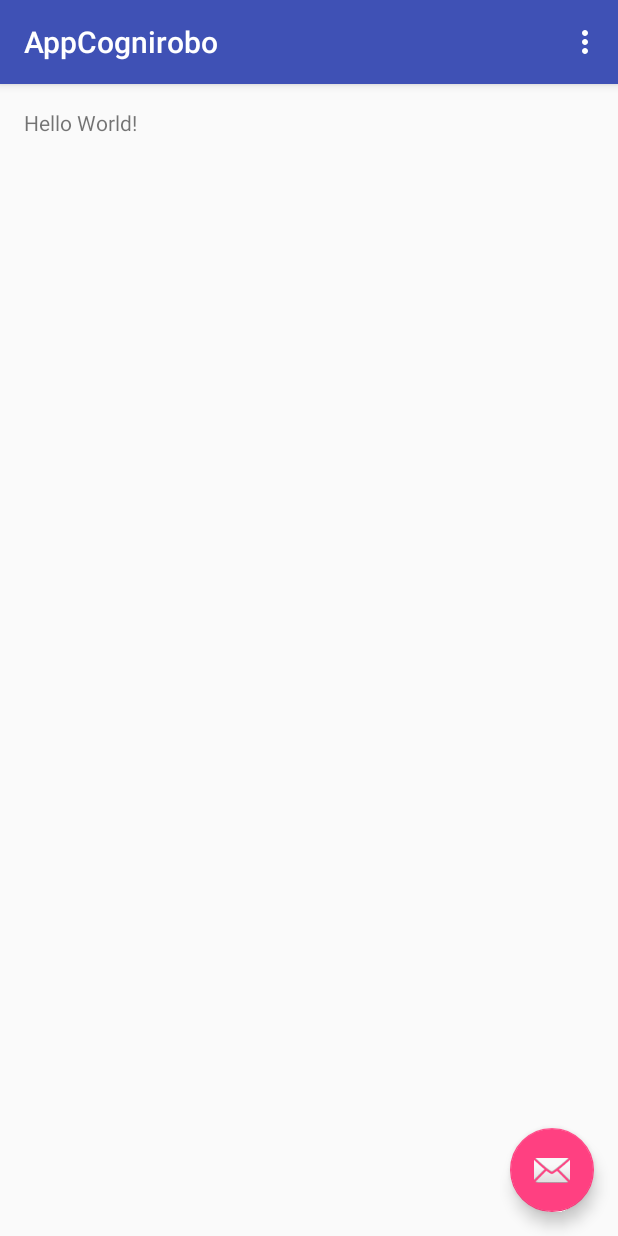
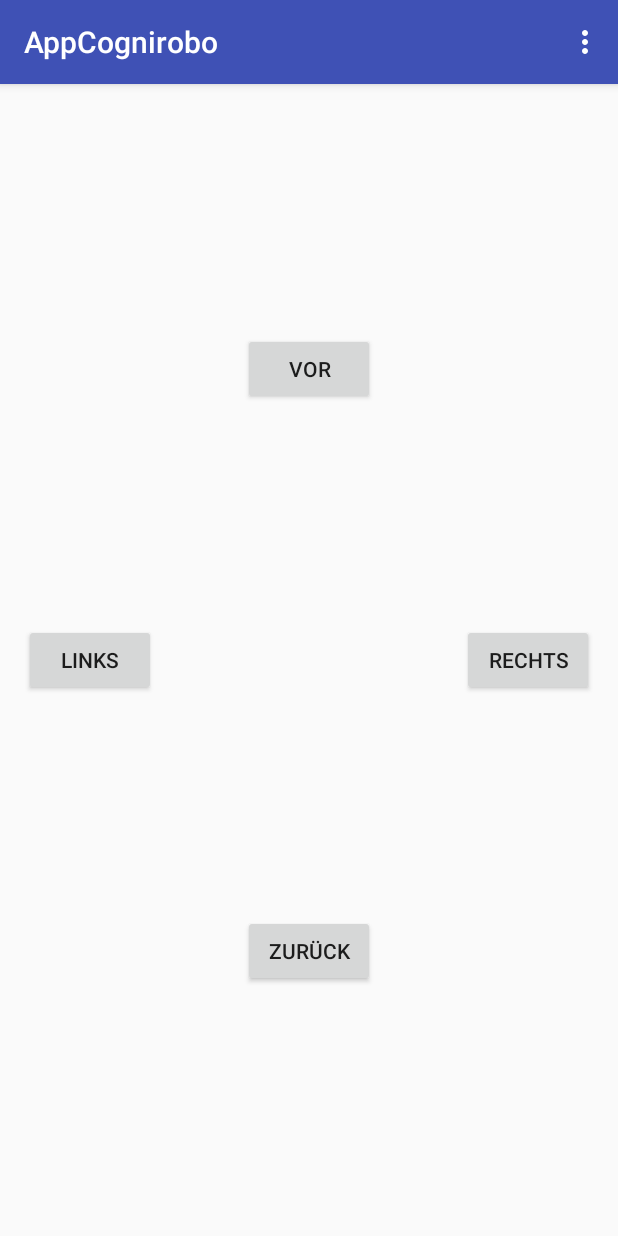
Before and after one commit to Cognirobo/robotron, an Android app: the screen it shows after launch (MainActivity), on a phone screen of 412 x 824 dp. Run offline under Robolectric (Android 15) with nearby library versions, the phone set to English and light mode, and no system bars.

Commit message:
four buttons to the app

```diff
--- a/src/app/AppCognirobo/app/src/main/java/com/robotik/appcognirobo/MainActivity.java
+++ b/src/app/AppCognirobo/app/src/main/java/com/robotik/appcognirobo/MainActivity.java
@@ -1,13 +1,13 @@
 package com.robotik.appcognirobo;
 
 import android.os.Bundle;
-import android.support.design.widget.FloatingActionButton;
 import android.support.design.widget.Snackbar;
 import android.support.v7.app.AppCompatActivity;
 import android.support.v7.widget.Toolbar;
 import android.view.View;
 import android.view.Menu;
 import android.view.MenuItem;
+import android.widget.Button;
 
 public class MainActivity extends AppCompatActivity {
 
@@ -18,11 +18,35 @@ public class MainActivity extends AppCompatActivity {
         Toolbar toolbar = (Toolbar) findViewById(R.id.toolbar);
         setSupportActionBar(toolbar);
 
-        FloatingActionButton fab = (FloatingActionButton) findViewById(R.id.fab);
-        fab.setOnClickListener(new View.OnClickListener() {
+        Button forward = (Button) findViewById(R.id.btnForward);
+        forward.setOnClickListener(new View.OnClickListener() {
             @Override
             public void onClick(View view) {
-                Snackbar.make(view, "Replace with your own action", Snackbar.LENGTH_LONG)
+                Snackbar.make(view, "Forward", Snackbar.LENGTH_LONG)
+                        .setAction("Action", null).show();
+            }
+        });
+        Button backward = (Button) findViewById(R.id.btnBackward);
+        backward.setOnClickListener(new View.OnClickListener() {
+            @Override
+            public void onClick(View view) {
+                Snackbar.make(view, "Backward", Snackbar.LENGTH_LONG)
+                        .setAction("Action", null).show();
+            }
+        });
+        Button left = (Button) findViewById(R.id.btnLeft);
+        left.setOnClickListener(new View.OnClickListener() {
+            @Override
+            public void onClick(View view) {
+                Snackbar.make(view, "Left", Snackbar.LENGTH_LONG)
+                        .setAction("Action", null).show();
+            }
+        });
+        Button right = (Button) findViewById(R.id.btnRight);
+        right.setOnClickListener(new View.OnClickListener() {
+            @Override
+            public void onClick(View view) {
+                Snackbar.make(view, "Right", Snackbar.LENGTH_LONG)
                         .setAction("Action", null).show();
             }
         });
@@ -49,4 +73,8 @@ public class MainActivity extends AppCompatActivity {
 
         return super.onOptionsItemSelected(item);
     }
+
+    public void test() {
+
+    }
 }
--- a/src/app/AppCognirobo/app/src/main/res/layout/activity_main.xml
+++ b/src/app/AppCognirobo/app/src/main/res/layout/activity_main.xml
@@ -23,12 +23,4 @@
 
     <include layout="@layout/content_main" />
 
-    <android.support.design.widget.FloatingActionButton
-        android:id="@+id/fab"
-        android:layout_width="wrap_content"
-        android:layout_height="wrap_content"
-        android:layout_gravity="bottom|end"
-        android:layout_margin="@dimen/fab_margin"
-        android:src="@android:drawable/ic_dialog_email" />
-
 </android.support.design.widget.CoordinatorLayout>
--- a/src/app/AppCognirobo/app/src/main/res/layout/content_main.xml
+++ b/src/app/AppCognirobo/app/src/main/res/layout/content_main.xml
@@ -12,8 +12,39 @@
     tools:context="com.robotik.appcognirobo.MainActivity"
     tools:showIn="@layout/activity_main">
 
-    <TextView
+    <Button
         android:layout_width="wrap_content"
         android:layout_height="wrap_content"
-        android:text="Hello World!" />
+        android:text="Vor"
+        android:id="@+id/btnForward"
+        android:layout_alignParentTop="true"
+        android:layout_centerHorizontal="true"
+        android:layout_marginTop="150dp" />
+
+    <Button
+        android:layout_width="wrap_content"
+        android:layout_height="wrap_content"
+        android:text="Zurück"
+        android:id="@+id/btnBackward"
+        android:layout_alignParentBottom="true"
+        android:layout_centerHorizontal="true"
+        android:layout_marginBottom="150dp" />
+
+    <Button
+        android:layout_width="wrap_content"
+        android:layout_height="wrap_content"
+        android:text="Links"
+        android:id="@+id/btnLeft"
+        android:layout_centerVertical="true"
+        android:layout_alignParentLeft="true"
+        android:layout_alignParentStart="true" />
+
+    <Button
+        android:layout_width="wrap_content"
+        android:layout_height="wrap_content"
+        android:text="Rechts"
+        android:id="@+id/btnRight"
+        android:layout_centerVertical="true"
+        android:layout_alignParentRight="true"
+        android:layout_alignParentEnd="true" />
 </RelativeLayout>
```
